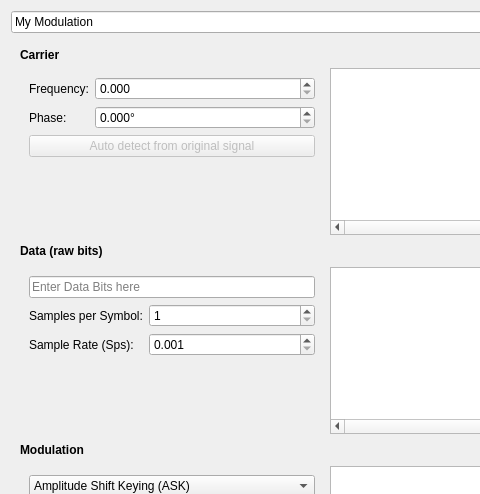
Before: the Qt Designer form data/ui/modulation.ui in jopohl/urh, drawn with Qt 5; both pictures show x 0 to 480 and y 0 to 494 of the 977 by 1041 pixel window.
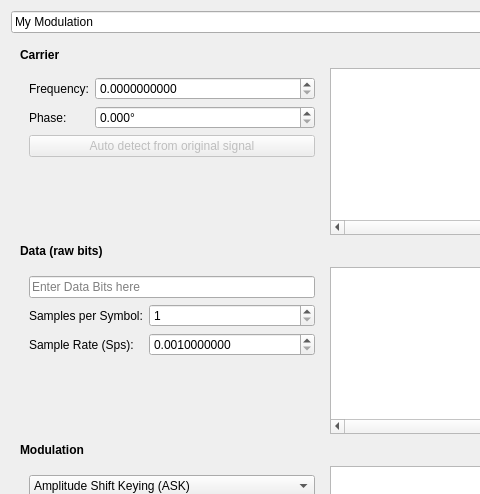
After: the same form once the commit is applied. Icons and pictures are not drawn. Custom widgets are drawn as their Qt base class.

Patch:
```diff
--- a/data/ui/modulation.ui
+++ b/data/ui/modulation.ui
@@ -485,7 +485,7 @@
            <rect>
             <x>0</x>
             <y>0</y>
-            <width>380</width>
+            <width>373</width>
             <height>141</height>
            </rect>
           </property>
@@ -499,7 +499,7 @@
               </sizepolicy>
              </property>
              <property name="decimals">
-              <number>3</number>
+              <number>10</number>
              </property>
              <property name="minimum">
               <double>0.001000000000000</double>
@@ -594,7 +594,7 @@
            <rect>
             <x>0</x>
             <y>0</y>
-            <width>380</width>
+            <width>353</width>
             <height>143</height>
            </rect>
           </property>
@@ -624,7 +624,7 @@
               <string/>
              </property>
              <property name="decimals">
-              <number>3</number>
+              <number>10</number>
              </property>
              <property name="minimum">
               <double>0.000000000000000</double>
@@ -1084,16 +1084,16 @@
   </layout>
  </widget>
  <customwidgets>
-  <customwidget>
-   <class>ZoomableGraphicView</class>
-   <extends>QGraphicsView</extends>
-   <header>urh.ui.views.ZoomableGraphicView.h</header>
-  </customwidget>
   <customwidget>
    <class>KillerDoubleSpinBox</class>
    <extends>QDoubleSpinBox</extends>
    <header>urh.ui.KillerDoubleSpinBox.h</header>
   </customwidget>
+  <customwidget>
+   <class>ZoomableGraphicView</class>
+   <extends>QGraphicsView</extends>
+   <header>urh.ui.views.ZoomableGraphicView.h</header>
+  </customwidget>
   <customwidget>
    <class>ZoomAndDropableGraphicView</class>
    <extends>QGraphicsView</extends>
```
Left out of the diff: 4 changed lines with no effect on the pictures.
